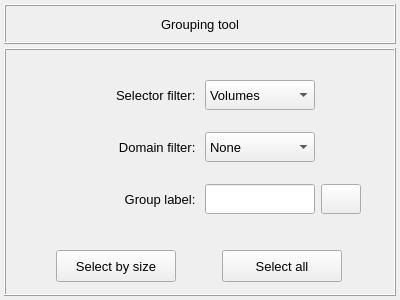
Before: the Qt Designer form vibra/interface/data/ui_files/model/general/grouping_tool_inputs.ui in MOPT-UFSC/VIBRA, drawn with Qt 5.
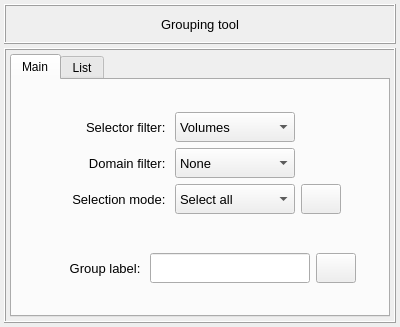
After: the same form once the commit is applied. Icons and pictures are not drawn.

Commit message: Some advances to the Grouping Tool UI

Diff of the .ui file:
```diff
--- a/vibra/interface/data/ui_files/model/general/grouping_tool_inputs.ui
+++ b/vibra/interface/data/ui_files/model/general/grouping_tool_inputs.ui
@@ -7,7 +7,7 @@
     <x>0</x>
     <y>0</y>
     <width>400</width>
-    <height>300</height>
+    <height>327</height>
    </rect>
   </property>
   <property name="windowTitle">
@@ -140,14 +140,33 @@
       <property name="spacing">
        <number>4</number>
       </property>
+      <item row="0" column="0">
+       <widget class="QTabWidget" name="tabWidget">
+        <property name="currentIndex">
+         <number>0</number>
+        </property>
+        <widget class="QWidget" name="tab_main">
+         <attribute name="title">
+          <string>Main</string>
+         </attribute>
+         <layout class="QGridLayout" name="gridLayout_5">
+          <property name="leftMargin">
+           <number>4</number>
+          </property>
+          <property name="topMargin">
+           <number>4</number>
+          </property>
+          <property name="rightMargin">
+           <number>4</number>
+          </property>
+          <property name="bottomMargin">
+           <number>4</number>
+          </property>
+          <property name="spacing">
+           <number>4</number>
+          </property>
       <item row="1" column="0">
-       <widget class="QFrame" name="frame_3">
-        <property name="minimumSize">
-         <size>
-          <width>0</width>
-          <height>48</height>
-         </size>
-        </property>
+           <widget class="QFrame" name="frame_4">
         <property name="maximumSize">
          <size>
           <width>16777215</width>
@@ -160,46 +179,120 @@
         <property name="frameShadow">
          <enum>QFrame::Shadow::Raised</enum>
         </property>
-        <layout class="QGridLayout" name="gridLayout_47">
-         <property name="leftMargin">
-          <number>2</number>
-         </property>
-         <property name="topMargin">
-          <number>2</number>
-         </property>
-         <property name="rightMargin">
-          <number>2</number>
-         </property>
-         <property name="bottomMargin">
-          <number>2</number>
-         </property>
-         <property name="spacing">
-          <number>2</number>
-         </property>
+            <layout class="QGridLayout" name="gridLayout_4">
+             <item row="0" column="2">
+              <widget class="QLineEdit" name="lineEdit_group_label">
+               <property name="minimumSize">
+                <size>
+                 <width>160</width>
+                 <height>30</height>
+                </size>
+               </property>
+               <property name="maximumSize">
+                <size>
+                 <width>160</width>
+                 <height>30</height>
+                </size>
+               </property>
+               <property name="font">
+                <font>
+                 <pointsize>10</pointsize>
+                </font>
+               </property>
+               <property name="styleSheet">
+                <string notr="true"/>
+               </property>
+               <property name="text">
+                <string/>
+               </property>
+               <property name="alignment">
+                <set>Qt::AlignmentFlag::AlignCenter</set>
+               </property>
+              </widget>
+             </item>
          <item row="0" column="1">
-          <widget class="QPushButton" name="pushButton_select_all">
+              <widget class="QLabel" name="label_10">
            <property name="minimumSize">
             <size>
-             <width>120</width>
-             <height>32</height>
+                 <width>100</width>
+                 <height>30</height>
             </size>
            </property>
            <property name="maximumSize">
             <size>
-             <width>120</width>
-             <height>32</height>
+                 <width>100</width>
+                 <height>30</height>
             </size>
            </property>
            <property name="font">
             <font>
+                 <family>MS Shell Dlg 2</family>
              <pointsize>10</pointsize>
-            </font>
+                 <italic>false</italic>
+                 <bold>false</bold>
+                </font>
+               </property>
+               <property name="text">
+                <string>Group label: </string>
+               </property>
+               <property name="alignment">
+                <set>Qt::AlignmentFlag::AlignRight|Qt::AlignmentFlag::AlignTrailing|Qt::AlignmentFlag::AlignVCenter</set>
+               </property>
+              </widget>
+             </item>
+             <item row="0" column="4">
+              <spacer name="horizontalSpacer">
+               <property name="orientation">
+                <enum>Qt::Orientation::Horizontal</enum>
+               </property>
+               <property name="sizeHint" stdset="0">
+                <size>
+                 <width>40</width>
+                 <height>20</height>
+                </size>
+               </property>
+              </spacer>
+             </item>
+             <item row="0" column="3">
+              <widget class="QPushButton" name="pushButton_create_group">
+               <property name="minimumSize">
+                <size>
+                 <width>40</width>
+                 <height>30</height>
+                </size>
+               </property>
+               <property name="maximumSize">
+                <size>
+                 <width>40</width>
+                 <height>30</height>
+                </size>
+               </property>
+               <property name="font">
+                <font>
+                 <family>MS Shell Dlg 2</family>
+                 <pointsize>11</pointsize>
+                 <italic>false</italic>
+                 <bold>true</bold>
+                </font>
+               </property>
+               <property name="toolTip">
+                <string>&lt;html&gt;&lt;head/&gt;&lt;body&gt;&lt;p&gt;&lt;span style=&quot; font-size:10pt; font-weight:400;&quot;&gt;Press to export the current response function&lt;/span&gt;&lt;/p&gt;&lt;/body&gt;&lt;/html&gt;</string>
            </property>
            <property name="styleSheet">
             <string notr="true"/>
            </property>
            <property name="text">
-            <string>Select all</string>
+                <string/>
+               </property>
+               <property name="icon">
+                <iconset resource="../../../icons/dark_theme/resources.qrc">
+                 <normaloff>:/icons/plus-thick.png</normaloff>:/icons/plus-thick.png</iconset>
+               </property>
+               <property name="iconSize">
+                <size>
+                 <width>20</width>
+                 <height>20</height>
+                </size>
            </property>
            <property name="autoDefault">
             <bool>false</bool>
@@ -210,37 +303,17 @@
           </widget>
          </item>
          <item row="0" column="0">
-          <widget class="QPushButton" name="pushButton_select_by_size">
-           <property name="minimumSize">
-            <size>
-             <width>120</width>
-             <height>32</height>
-            </size>
-           </property>
-           <property name="maximumSize">
+              <spacer name="horizontalSpacer_2">
+               <property name="orientation">
+                <enum>Qt::Orientation::Horizontal</enum>
+               </property>
+               <property name="sizeHint" stdset="0">
             <size>
-             <width>120</width>
-             <height>32</height>
-            </size>
-           </property>
-           <property name="font">
-            <font>
-             <pointsize>10</pointsize>
-            </font>
-           </property>
-           <property name="styleSheet">
-            <string notr="true"/>
-           </property>
-           <property name="text">
-            <string>Select by size</string>
-           </property>
-           <property name="autoDefault">
-            <bool>false</bool>
-           </property>
-           <property name="flat">
-            <bool>false</bool>
-           </property>
-          </widget>
+                 <width>40</width>
+                 <height>20</height>
+                </size>
+               </property>
+              </spacer>
          </item>
         </layout>
        </widget>
@@ -250,13 +323,13 @@
         <property name="minimumSize">
          <size>
           <width>0</width>
-          <height>48</height>
+              <height>80</height>
          </size>
         </property>
         <property name="maximumSize">
          <size>
           <width>16777215</width>
-          <height>200</height>
+              <height>120</height>
          </size>
         </property>
         <property name="frameShape">
@@ -284,17 +357,17 @@
          <property name="verticalSpacing">
           <number>2</number>
          </property>
-         <item row="1" column="1">
+             <item row="2" column="1">
           <widget class="QLabel" name="label_3">
            <property name="minimumSize">
             <size>
-             <width>160</width>
+                 <width>110</width>
              <height>30</height>
             </size>
            </property>
            <property name="maximumSize">
             <size>
-             <width>160</width>
+                 <width>110</width>
              <height>30</height>
             </size>
            </property>
@@ -311,39 +384,17 @@
            </property>
           </widget>
          </item>
-         <item row="0" column="3">
-          <widget class="QFrame" name="frame_6">
+             <item row="3" column="2">
+              <widget class="QComboBox" name="comboBox_mode">
            <property name="minimumSize">
             <size>
-             <width>40</width>
+                 <width>120</width>
              <height>30</height>
             </size>
            </property>
            <property name="maximumSize">
             <size>
-             <width>40</width>
-             <height>30</height>
-            </size>
-           </property>
-           <property name="frameShape">
-            <enum>QFrame::Shape::NoFrame</enum>
-           </property>
-           <property name="frameShadow">
-            <enum>QFrame::Shadow::Raised</enum>
-           </property>
-          </widget>
-         </item>
-         <item row="2" column="2">
-          <widget class="QLineEdit" name="lineEdit_group_label">
-           <property name="minimumSize">
-            <size>
-             <width>110</width>
-             <height>30</height>
-            </size>
-           </property>
-           <property name="maximumSize">
-            <size>
-             <width>110</width>
+                 <width>120</width>
              <height>30</height>
             </size>
            </property>
@@ -355,186 +406,81 @@
            <property name="styleSheet">
             <string notr="true"/>
            </property>
+               <property name="currentIndex">
+                <number>0</number>
+               </property>
+               <item>
+                <property name="text">
+                 <string>Select all</string>
+                </property>
+               </item>
+               <item>
+                <property name="text">
+                 <string>Select by side</string>
+                </property>
+               </item>
+              </widget>
+             </item>
+             <item row="3" column="3">
+              <widget class="QPushButton" name="pushButton_select">
+               <property name="minimumSize">
+                <size>
+                 <width>40</width>
+                 <height>30</height>
+                </size>
+               </property>
+               <property name="maximumSize">
+                <size>
+                 <width>40</width>
+                 <height>30</height>
+                </size>
+               </property>
+               <property name="font">
+                <font>
+                 <family>MS Shell Dlg 2</family>
+                 <pointsize>11</pointsize>
+                 <italic>false</italic>
+                 <bold>true</bold>
+                </font>
+               </property>
+               <property name="toolTip">
+                <string>&lt;html&gt;&lt;head/&gt;&lt;body&gt;&lt;p&gt;&lt;span style=&quot; font-size:10pt; font-weight:400;&quot;&gt;Press to export the current response function&lt;/span&gt;&lt;/p&gt;&lt;/body&gt;&lt;/html&gt;</string>
+               </property>
+               <property name="styleSheet">
+                <string notr="true"/>
+               </property>
            <property name="text">
             <string/>
            </property>
-           <property name="alignment">
-            <set>Qt::AlignmentFlag::AlignCenter</set>
-           </property>
-          </widget>
-         </item>
-         <item row="0" column="4">
-          <spacer name="horizontalSpacer_4">
-           <property name="orientation">
-            <enum>Qt::Orientation::Horizontal</enum>
-           </property>
-           <property name="sizeHint" stdset="0">
+               <property name="icon">
+                <iconset resource="../../../icons/dark_theme/resources.qrc">
+                 <normaloff>:/icons/selection_icon.png</normaloff>:/icons/selection_icon.png</iconset>
+               </property>
+               <property name="iconSize">
             <size>
-             <width>40</width>
+                 <width>20</width>
              <height>20</height>
             </size>
            </property>
-          </spacer>
+               <property name="autoDefault">
+                <bool>false</bool>
+               </property>
+               <property name="flat">
+                <bool>false</bool>
+               </property>
+              </widget>
          </item>
          <item row="1" column="2">
-          <widget class="QComboBox" name="comboBox_domain_filter">
-           <property name="minimumSize">
-            <size>
-             <width>110</width>
-             <height>30</height>
-            </size>
-           </property>
-           <property name="maximumSize">
-            <size>
-             <width>110</width>
-             <height>30</height>
-            </size>
-           </property>
-           <property name="font">
-            <font>
-             <pointsize>10</pointsize>
-            </font>
-           </property>
-           <property name="styleSheet">
-            <string notr="true"/>
-           </property>
-           <property name="currentIndex">
-            <number>0</number>
-           </property>
-           <item>
-            <property name="text">
-             <string>None</string>
-            </property>
-           </item>
-           <item>
-            <property name="text">
-             <string>Acoustic</string>
-            </property>
-           </item>
-           <item>
-            <property name="text">
-             <string>Structural</string>
-            </property>
-           </item>
-          </widget>
-         </item>
-         <item row="2" column="3">
-          <widget class="QPushButton" name="pushButton_create_group">
-           <property name="minimumSize">
-            <size>
-             <width>40</width>
-             <height>30</height>
-            </size>
-           </property>
-           <property name="maximumSize">
-            <size>
-             <width>40</width>
-             <height>30</height>
-            </size>
-           </property>
-           <property name="font">
-            <font>
-             <family>MS Shell Dlg 2</family>
-             <pointsize>11</pointsize>
-             <italic>false</italic>
-             <bold>true</bold>
-            </font>
-           </property>
-           <property name="toolTip">
-            <string>&lt;html&gt;&lt;head/&gt;&lt;body&gt;&lt;p&gt;&lt;span style=&quot; font-size:10pt; font-weight:400;&quot;&gt;Press to export the current response function&lt;/span&gt;&lt;/p&gt;&lt;/body&gt;&lt;/html&gt;</string>
-           </property>
-           <property name="styleSheet">
-            <string notr="true"/>
-           </property>
-           <property name="text">
-            <string/>
-           </property>
-           <property name="icon">
-            <iconset resource="../../../icons/dark_theme/resources.qrc">
-             <normaloff>:/icons/plus-thick.png</normaloff>:/icons/plus-thick.png</iconset>
-           </property>
-           <property name="iconSize">
-            <size>
-             <width>20</width>
-             <height>20</height>
-            </size>
-           </property>
-           <property name="autoDefault">
-            <bool>false</bool>
-           </property>
-           <property name="flat">
-            <bool>false</bool>
-           </property>
-          </widget>
-         </item>
-         <item row="2" column="1">
-          <widget class="QLabel" name="label_10">
-           <property name="minimumSize">
-            <size>
-             <width>160</width>
-             <height>30</height>
-            </size>
-           </property>
-           <property name="maximumSize">
-            <size>
-             <width>160</width>
-             <height>30</height>
-            </size>
-           </property>
-           <property name="font">
-            <font>
-             <family>MS Shell Dlg 2</family>
-             <pointsize>10</pointsize>
-             <italic>false</italic>
-             <bold>false</bold>
-            </font>
-           </property>
-           <property name="text">
-            <string>Group label: </string>
-           </property>
-           <property name="alignment">
-            <set>Qt::AlignmentFlag::AlignRight|Qt::AlignmentFlag::AlignTrailing|Qt::AlignmentFlag::AlignVCenter</set>
-           </property>
-          </widget>
-         </item>
-         <item row="0" column="1">
-          <widget class="QLabel" name="label_2">
-           <property name="minimumSize">
-            <size>
-             <width>160</width>
-             <height>30</height>
-            </size>
-           </property>
-           <property name="maximumSize">
-            <size>
-             <width>160</width>
-             <height>30</height>
-            </size>
-           </property>
-           <property name="font">
-            <font>
-             <pointsize>10</pointsize>
-            </font>
-           </property>
-           <property name="text">
-            <string>Selector filter: </string>
-           </property>
-           <property name="alignment">
-            <set>Qt::AlignmentFlag::AlignRight|Qt::AlignmentFlag::AlignTrailing|Qt::AlignmentFlag::AlignVCenter</set>
-           </property>
-          </widget>
-         </item>
-         <item row="0" column="2">
           <widget class="QComboBox" name="comboBox_selector_filter">
            <property name="minimumSize">
             <size>
-             <width>110</width>
+                 <width>120</width>
              <height>30</height>
             </size>
            </property>
            <property name="maximumSize">
             <size>
-             <width>110</width>
+                 <width>120</width>
              <height>30</height>
             </size>
            </property>
@@ -566,7 +512,116 @@
            </item>
           </widget>
          </item>
-         <item row="0" column="0">
+             <item row="3" column="1">
+              <widget class="QLabel" name="label_4">
+               <property name="minimumSize">
+                <size>
+                 <width>110</width>
+                 <height>30</height>
+                </size>
+               </property>
+               <property name="maximumSize">
+                <size>
+                 <width>110</width>
+                 <height>30</height>
+                </size>
+               </property>
+               <property name="font">
+                <font>
+                 <pointsize>10</pointsize>
+                </font>
+               </property>
+               <property name="text">
+                <string>Selection mode: </string>
+               </property>
+               <property name="alignment">
+                <set>Qt::AlignmentFlag::AlignRight|Qt::AlignmentFlag::AlignTrailing|Qt::AlignmentFlag::AlignVCenter</set>
+               </property>
+              </widget>
+             </item>
+             <item row="1" column="1">
+              <widget class="QLabel" name="label_2">
+               <property name="minimumSize">
+                <size>
+                 <width>110</width>
+                 <height>30</height>
+                </size>
+               </property>
+               <property name="maximumSize">
+                <size>
+                 <width>110</width>
+                 <height>30</height>
+                </size>
+               </property>
+               <property name="font">
+                <font>
+                 <pointsize>10</pointsize>
+                </font>
+               </property>
+               <property name="text">
+                <string>Selector filter: </string>
+               </property>
+               <property name="alignment">
+                <set>Qt::AlignmentFlag::AlignRight|Qt::AlignmentFlag::AlignTrailing|Qt::AlignmentFlag::AlignVCenter</set>
+               </property>
+              </widget>
+             </item>
+             <item row="2" column="2">
+              <widget class="QComboBox" name="comboBox_domain_filter">
+               <property name="minimumSize">
+                <size>
+                 <width>120</width>
+                 <height>30</height>
+                </size>
+               </property>
+               <property name="maximumSize">
+                <size>
+                 <width>120</width>
+                 <height>30</height>
+                </size>
+               </property>
+               <property name="font">
+                <font>
+                 <pointsize>10</pointsize>
+                </font>
+               </property>
+               <property name="styleSheet">
+                <string notr="true"/>
+               </property>
+               <property name="currentIndex">
+                <number>0</number>
+               </property>
+               <item>
+                <property name="text">
+                 <string>None</string>
+                </property>
+               </item>
+               <item>
+                <property name="text">
+                 <string>Acoustic</string>
+                </property>
+               </item>
+               <item>
+                <property name="text">
+                 <string>Structural</string>
+                </property>
+               </item>
+              </widget>
+             </item>
+             <item row="3" column="4">
+              <spacer name="horizontalSpacer_4">
+               <property name="orientation">
+                <enum>Qt::Orientation::Horizontal</enum>
+               </property>
+               <property name="sizeHint" stdset="0">
+                <size>
+                 <width>40</width>
+                 <height>20</height>
+                </size>
+               </property>
+              </spacer>
+             </item>
+             <item row="3" column="0">
           <spacer name="horizontalSpacer_3">
            <property name="orientation">
             <enum>Qt::Orientation::Horizontal</enum>
@@ -580,6 +635,36 @@
           </spacer>
          </item>
         </layout>
+           </widget>
+          </item>
+         </layout>
+        </widget>
+        <widget class="QWidget" name="tab_list">
+         <attribute name="title">
+          <string>List</string>
+         </attribute>
+         <layout class="QGridLayout" name="gridLayout_7">
+          <item row="0" column="0">
+           <widget class="QTreeWidget" name="treeWidget_main">
+            <column>
+             <property name="text">
+              <string>Group label</string>
+             </property>
+            </column>
+            <column>
+             <property name="text">
+              <string>Entity type</string>
+             </property>
+            </column>
+            <column>
+             <property name="text">
+              <string>IDs</string>
+             </property>
+            </column>
+           </widget>
+          </item>
+         </layout>
+        </widget>
        </widget>
       </item>
      </layout>
```
Lines whose indentation alone changed are shown as unchanged. The commit also changes 2 other files.
